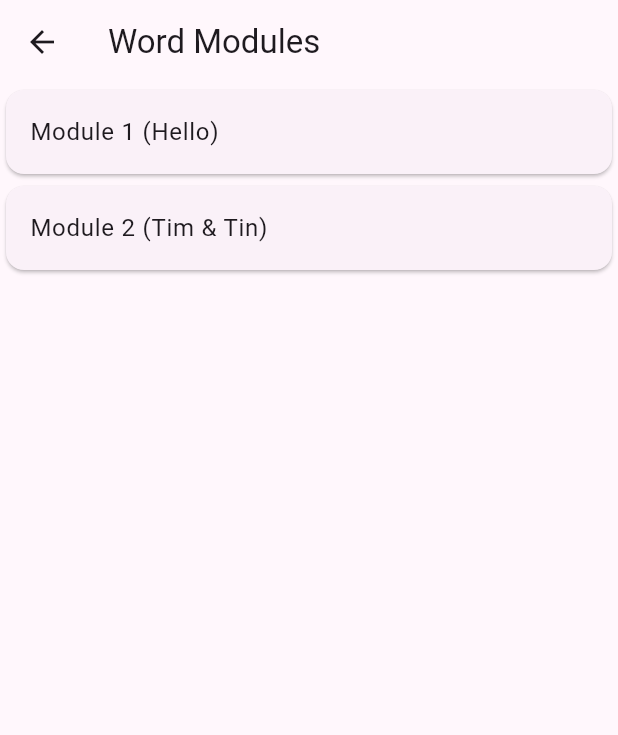
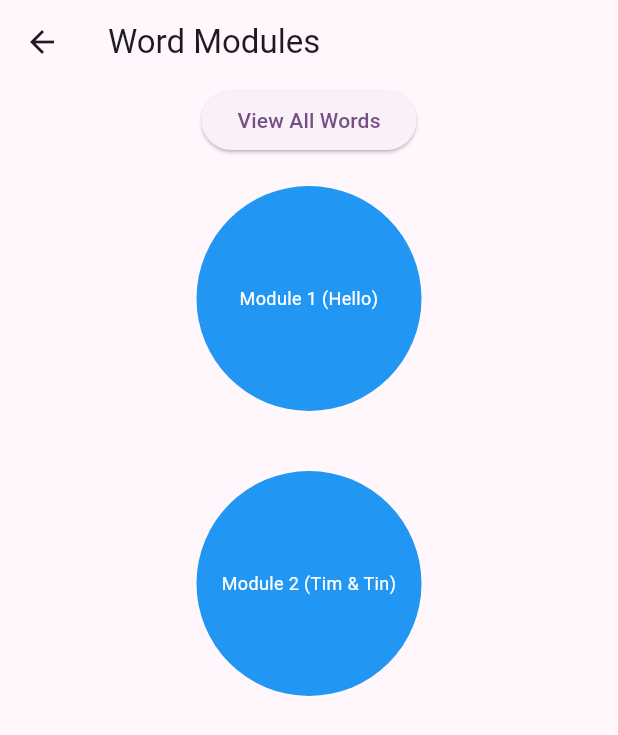
Before and after one commit to chateaumai/HearBat, a Flutter app: the screen it shows after launch, after a tap on "Train Words", on a phone screen of 412 x 824 dp. Shown: the top 735 px of the screen. Run offline on Flutter 3.47's test engine with Material 3 defaults, Android fonts, the phone set to English and light mode, and no system bars; our stand-ins replace audioplayers, firebase_core, googleapis_auth; missing offline and left inert: googleapis; accounts and stored records are empty.

Commit message:
circle modules, added empty word list

```diff
--- a/lib/pages/module_types/words/word_path.dart
+++ b/lib/pages/module_types/words/word_path.dart
@@ -1,6 +1,7 @@
 import 'package:flutter/material.dart';
 import 'package:hearbat/widgets/module_list_widget.dart';
 import 'package:hearbat/models/modules.dart';
+import '../words/words_list_page.dart';
 
 class WordPath extends StatelessWidget {
 
@@ -10,7 +11,22 @@ class WordPath extends StatelessWidget {
       appBar: AppBar(
         title: Text('Word Modules'),
       ),
-      body: ModuleListWidget(modules: wordModules)
+      body: Column(
+        children: [
+          ElevatedButton(
+            onPressed: () {
+              Navigator.push(
+                context,
+                MaterialPageRoute(builder: (context) => WordsList()),
+              );
+            },
+            child: Text('View All Words'),
+          ),
+          Expanded(
+            child: ModuleListWidget(modules: wordModules)
+          ),
+        ],
+      ),
     );
   }
 }
--- /dev/null
+++ b/lib/pages/module_types/words/words_list_page.dart
@@ -0,0 +1,14 @@
+import 'package:flutter/material.dart';
+import '../../../../data/word_modules_data.dart';
+class WordsList extends StatelessWidget {
+  WordsList({super.key});
+
+  @override
+  Widget build(BuildContext context) {
+    return Scaffold(
+      appBar: AppBar(
+        title: Text('Word List'),
+      ),
+    );
+  }
+}
--- a/lib/widgets/module_list_widget.dart
+++ b/lib/widgets/module_list_widget.dart
@@ -12,12 +12,28 @@ class ModuleListWidget extends StatelessWidget {
       itemCount: modules.length,
       itemBuilder: (context, index) {
         final module = modules[index];
-        return Card (
-          child: ListTile(
-            title: Text(module.title),
-            onTap: () => Navigator.push(
-              context,
-              MaterialPageRoute(builder: (context) => module.page),
+        return GestureDetector(
+          onTap: () => Navigator.push(
+            context,
+            MaterialPageRoute(builder: (context) => module.page),
+          ),
+          child: Container(
+            width: 150, // Circle diameter
+            height: 150, // Circle diameter
+            margin: EdgeInsets.symmetric(vertical: 20), // Space between circles
+            decoration: BoxDecoration(
+              shape: BoxShape.circle,
+              color: Colors.blue, // Change as needed
+            ),
+            child: Center(
+              child: Text(
+                module.title,
+                textAlign: TextAlign.center,
+                style: TextStyle(
+                  color: Colors.white,
+                  fontSize: 12,
+                ), // Text color
+              ),
             ),
           ),
         );
```
